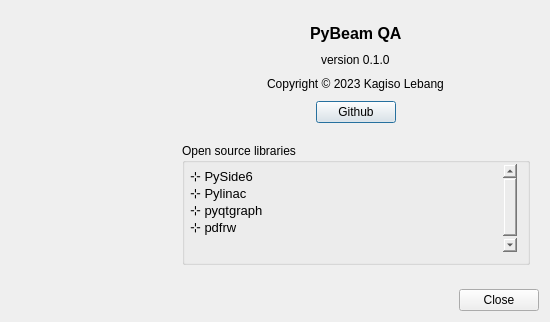
Qt form ui/qt_ui/about_dialog.ui (Quantico-Bullet/PyBeam-QA) before a commit.
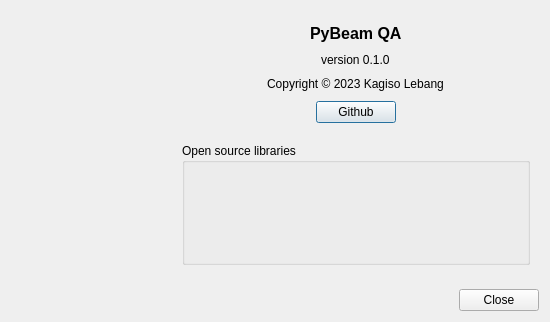
The same form after that commit. Icons and pictures are not drawn.

What changed in the file:
```diff
--- a/ui/qt_ui/about_dialog.ui
+++ b/ui/qt_ui/about_dialog.ui
@@ -141,20 +141,6 @@
            <property name="readOnly">
             <bool>true</bool>
            </property>
-           <property name="html">
-            <string>&lt;!DOCTYPE HTML PUBLIC &quot;-//W3C//DTD HTML 4.0//EN&quot; &quot;http://www.w3.org/TR/REC-html40/strict.dtd&quot;&gt;
-&lt;html&gt;&lt;head&gt;&lt;meta name=&quot;qrichtext&quot; content=&quot;1&quot; /&gt;&lt;meta charset=&quot;utf-8&quot; /&gt;&lt;style type=&quot;text/css&quot;&gt;
-p, li { white-space: pre-wrap; }
-hr { height: 1px; border-width: 0; }
-li.unchecked::marker { content: &quot;\2610&quot;; }
-li.checked::marker { content: &quot;\2612&quot;; }
-&lt;/style&gt;&lt;/head&gt;&lt;body style=&quot; font-family:'Ubuntu'; font-size:10pt; font-weight:400; font-style:normal;&quot;&gt;
-&lt;p style=&quot; margin-top:0px; margin-bottom:0px; margin-left:0px; margin-right:0px; -qt-block-indent:0; text-indent:0px;&quot;&gt;⊹ PySide6&lt;/p&gt;
-&lt;p style=&quot; margin-top:0px; margin-bottom:0px; margin-left:0px; margin-right:0px; -qt-block-indent:0; text-indent:0px;&quot;&gt;⊹ Pylinac&lt;/p&gt;
-&lt;p style=&quot; margin-top:0px; margin-bottom:0px; margin-left:0px; margin-right:0px; -qt-block-indent:0; text-indent:0px;&quot;&gt;⊹ pyqtgraph&lt;/p&gt;
-&lt;p style=&quot; margin-top:0px; margin-bottom:0px; margin-left:0px; margin-right:0px; -qt-block-indent:0; text-indent:0px;&quot;&gt;⊹ pdfrw&lt;/p&gt;
-&lt;p style=&quot;-qt-paragraph-type:empty; margin-top:0px; margin-bottom:0px; margin-left:0px; margin-right:0px; -qt-block-indent:0; text-indent:0px;&quot;&gt;&lt;br /&gt;&lt;/p&gt;&lt;/body&gt;&lt;/html&gt;</string>
-           </property>
            <property name="textInteractionFlags">
             <set>Qt::NoTextInteraction</set>
            </property>
```
